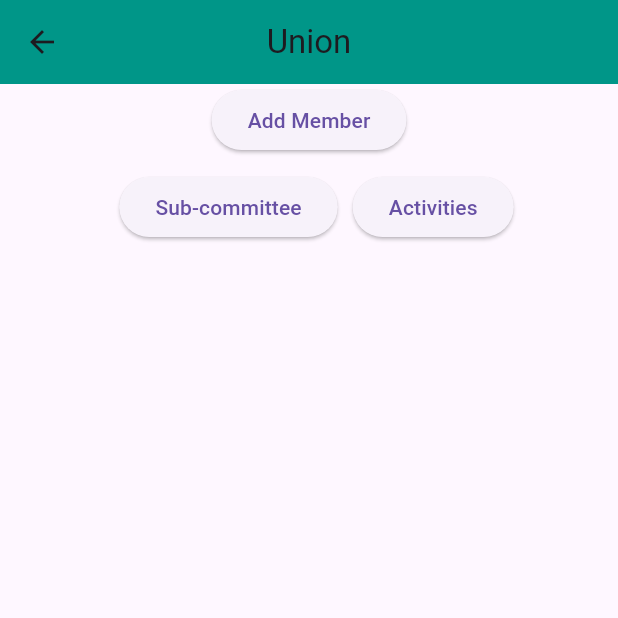
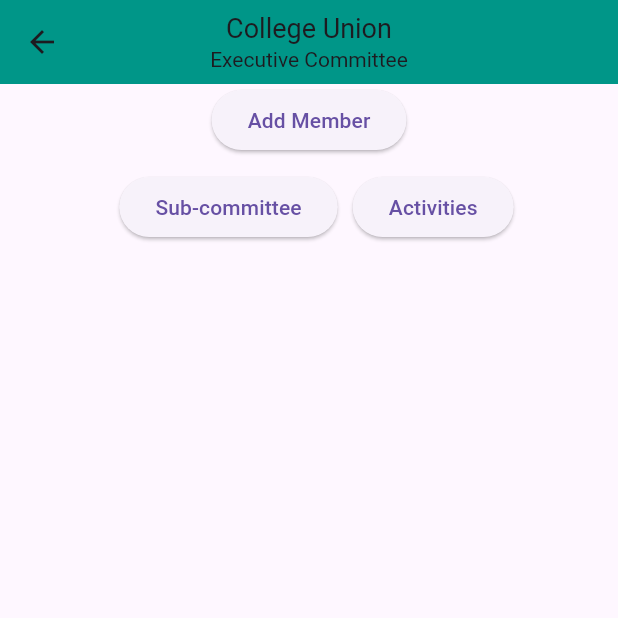
Before and after one commit to jezzyll/MajlisGramm-COPY, a Flutter app: the unionHomePage screen opened directly, on a phone screen of 412 x 824 dp, the top half of it. Run offline on Flutter 3.47's test engine with Material 3 defaults, Android fonts, the light colour scheme and no system bars; our stand-ins replace carousel_slider, cloud_firestore, firebase_auth, firebase_core, firebase_storage, image_picker and 1 more; accounts and stored records are empty.

Commit message:
heading_done

```diff
--- a/lib/Union/union_home.dart
+++ b/lib/Union/union_home.dart
@@ -59,7 +59,18 @@ class _UnionExecutiveCommitteeState extends State<unionHomePage> {
     return Scaffold(
       appBar: AppBar(
         centerTitle: true,
-        title: const Text("Union"),
+        title: Column(
+          children: [
+            Text(
+              'College Union',
+              style: TextStyle(fontSize: 18),
+            ),
+            Text(
+              'Executive Committee',
+              style: TextStyle(fontSize: 14),
+            ),
+          ],
+        ),
         backgroundColor: Colors.teal,
       ),
       body: SingleChildScrollView(
@@ -81,11 +92,11 @@ class _UnionExecutiveCommitteeState extends State<unionHomePage> {
                     final bio = member['bio'];
                     final imageUrl = member['image_url'];
                     return ListTile(
+                      title: Text(name),
+                      subtitle: Text(bio),
                       leading: CircleAvatar(
                         backgroundImage: NetworkImage(imageUrl),
                       ),
-                      title: Text(name),
-                      subtitle: Text(bio),
                     );
                   }).toList(),
                 );
@@ -103,12 +114,12 @@ class _UnionExecutiveCommitteeState extends State<unionHomePage> {
                         child: Column(
                           mainAxisSize: MainAxisSize.min,
                           children: [
-                            CircleAvatar(
-                              backgroundImage: _imageFile != null
-                                  ? FileImage(_imageFile!)
-                                  : null,
-                              radius: 50,
-                            ),
+                            _imageFile != null
+                                ? CircleAvatar(
+                                    backgroundImage: FileImage(_imageFile!),
+                                    radius: 50,
+                                  )
+                                : Container(),
                             Row(
                               mainAxisAlignment: MainAxisAlignment.center,
                               children: [
@@ -146,7 +157,8 @@ class _UnionExecutiveCommitteeState extends State<unionHomePage> {
                         TextButton(
                           onPressed: () async {
                             if (_imageFile != null) {
-                              String imageUrl = await _uploadImage(_imageFile!);
+                              String imageUrl =
+                                  await _uploadImage(_imageFile!);
                               setState(() {
                                 _imageUrl = imageUrl;
                               });
```
